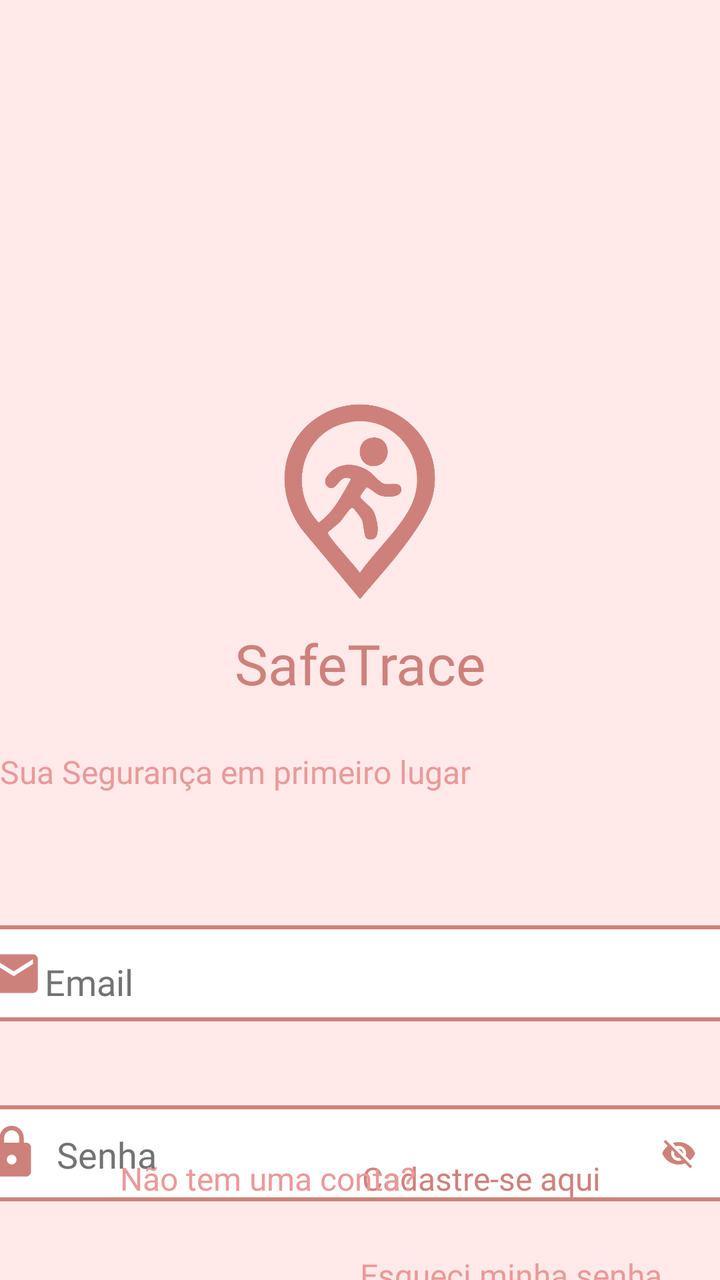
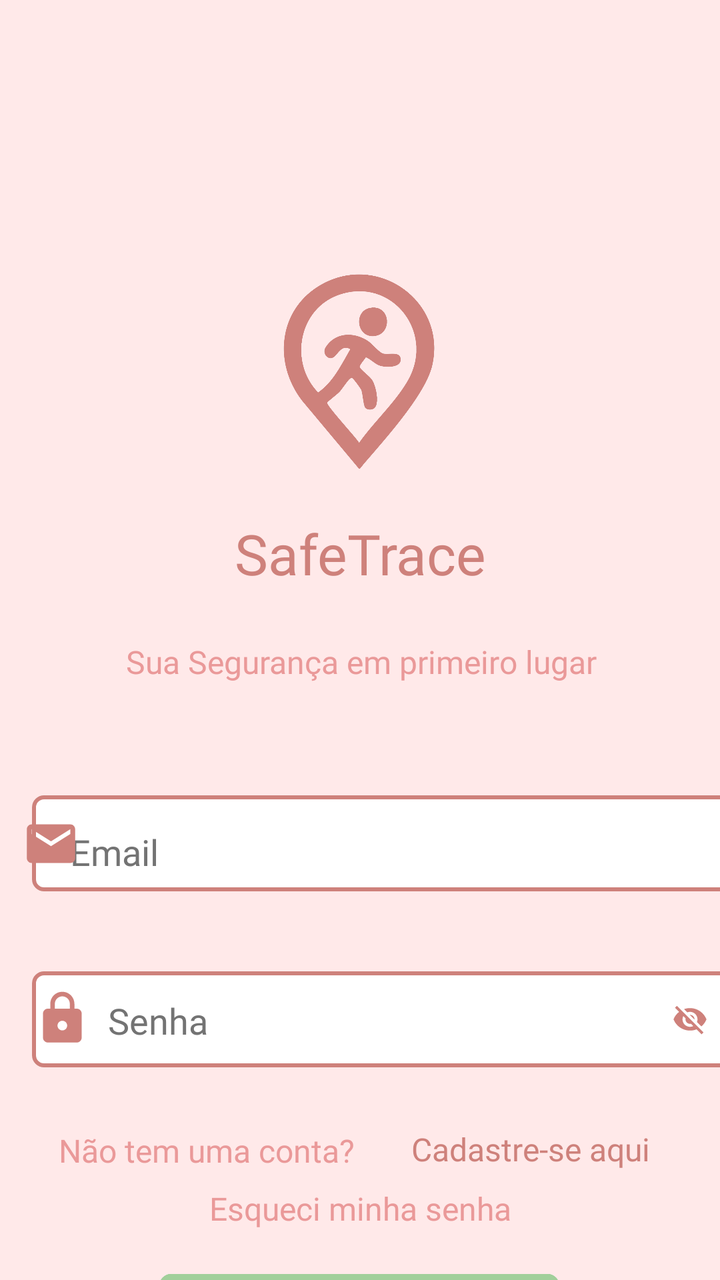

Compare the two renders of this Android layout. The source of the first and the diff that turns it into the second are given below.
<!-- AndroidManifest.xml: application theme Theme.SafeTrace -->
<!-- res/layout/activity_login.xml -->
<?xml version="1.0" encoding="utf-8"?>
<androidx.constraintlayout.widget.ConstraintLayout xmlns:android="http://schemas.android.com/apk/res/android"
    xmlns:app="http://schemas.android.com/apk/res-auto"
    xmlns:tools="http://schemas.android.com/tools"
    android:layout_width="match_parent"
    android:layout_height="match_parent"
    android:id="@+id/login"
    android:background="@color/fundo">

    

    <androidx.constraintlayout.widget.Guideline
        android:id="@+id/guidelineBordaTopo"
        android:layout_width="wrap_content"
        android:layout_height="wrap_content"
        android:orientation="horizontal"
        app:layout_constraintGuide_begin="200dp" />

    <androidx.constraintlayout.widget.Guideline
        android:id="@+id/guidelineBordaEsquerda"
        android:layout_width="wrap_content"
        android:layout_height="wrap_content"
        android:orientation="vertical"
        app:layout_constraintGuide_begin="16dp" />

    <androidx.constraintlayout.widget.Guideline
        android:id="@+id/guidelineBordaDireita"
        android:layout_width="wrap_content"
        android:layout_height="wrap_content"
        android:orientation="vertical"
        app:layout_constraintGuide_end="16dp" />

    <androidx.constraintlayout.widget.Guideline
        android:id="@+id/guidelineBordaFim"
        android:layout_width="wrap_content"
        android:layout_height="wrap_content"
        android:orientation="horizontal"
        app:layout_constraintGuide_end="200dp" />


    
    <ImageView
        android:id="@+id/imageViewLogo"
        android:layout_width="104dp"
        android:layout_height="103dp"
        app:layout_constraintEnd_toStartOf="@+id/guidelineBordaDireita"
        app:layout_constraintStart_toStartOf="@+id/guidelineBordaEsquerda"
        app:layout_constraintTop_toTopOf="@+id/guidelineBordaTopo"
        app:srcCompat="@drawable/icone" />

    <TextView
        android:id="@+id/textTitulo"
        android:layout_width="215dp"
        android:layout_height="42dp"
        android:layout_marginTop="10dp"
        android:fontFamily="@font/poppins_semibold"
        android:text="SafeTrace"
        android:textAlignment="center"
        android:textColor="@color/primaria"
        android:textSize="28sp"
        app:layout_constraintEnd_toStartOf="@+id/guidelineBordaDireita"
        app:layout_constraintStart_toStartOf="@+id/guidelineBordaEsquerda"
        app:layout_constraintTop_toBottomOf="@+id/imageViewLogo" />


    
    <com.google.android.material.button.MaterialButton
        android:id="@+id/buttonBordaLogin"
        android:layout_width="380dp"
        android:layout_height="60dp"
        android:layout_marginTop="60dp"
        android:backgroundTint="@color/white"
        android:fontFamily="@font/poppins"
        android:stateListAnimator="@null"
        android:text="                        "
        android:textColor="@color/primaria"
        app:cornerRadius="6dp"
        app:layout_constraintBottom_toTopOf="@+id/buttonBordaSenha"
        app:layout_constraintEnd_toStartOf="@+id/guidelineBordaDireita"
        app:layout_constraintHorizontal_bias="0.495"
        app:layout_constraintStart_toStartOf="@+id/guidelineBordaEsquerda"
        app:layout_constraintTop_toBottomOf="@+id/textViewSuaSegurança"
        app:rippleColor="@color/primaria"
        app:strokeColor="@color/primaria"
        app:strokeWidth="2dp" />


    

    <EditText
        android:id="@+id/editTextLogin"
        android:layout_width="290dp"
        android:layout_height="25dp"
        android:background="@android:color/transparent"
        android:ems="10"
        android:fontFamily="@font/poppins"
        android:hint="Email"
        android:inputType="textEmailAddress"
        android:textAlignment="viewStart"
        android:textColor="@color/cinza"
        android:textColorHint="@color/cinza"
        android:textSize="18sp"
        app:layout_constraintBottom_toBottomOf="@+id/buttonBordaLogin"
        app:layout_constraintEnd_toStartOf="@+id/guidelineBordaDireita"
        app:layout_constraintStart_toStartOf="@+id/buttonBordaLogin"
        app:layout_constraintTop_toTopOf="@+id/buttonBordaLogin"
        app:layout_constraintVertical_bias="0.62" />

    <com.google.android.material.button.MaterialButton
        android:id="@+id/buttonBordaSenha"
        android:layout_width="380dp"
        android:layout_height="60dp"
        android:layout_marginTop="30dp"
        android:backgroundTint="@color/white"
        android:fontFamily="@font/poppins"
        android:stateListAnimator="@null"
        android:text="                        "
        android:textColor="@color/primaria"
        app:cornerRadius="6dp"
        app:layout_constraintEnd_toStartOf="@+id/guidelineBordaDireita"
        app:layout_constraintHorizontal_bias="0.495"
        app:layout_constraintStart_toStartOf="@+id/guidelineBordaEsquerda"
        app:layout_constraintTop_toBottomOf="@+id/buttonBordaLogin"
        app:rippleColor="@color/primaria"
        app:strokeColor="@color/primaria"
        app:strokeWidth="2dp" />

    

    <EditText
        android:id="@+id/editTextSenha"
        android:layout_width="0dp"
        android:layout_height="27dp"
        android:layout_marginStart="8dp"
        android:layout_marginEnd="8dp"
        android:background="@android:color/transparent"
        android:ems="10"
        android:fontFamily="@font/poppins"
        android:hint="Senha"
        android:inputType="textPassword"
        android:textAlignment="viewStart"
        android:textColorHint="@color/cinza"
        android:textSize="18sp"
        app:layout_constraintBottom_toBottomOf="@+id/buttonBordaSenha"
        app:layout_constraintEnd_toStartOf="@+id/imageViewToggleSenha"
        app:layout_constraintStart_toEndOf="@+id/imageView6"
        app:layout_constraintTop_toTopOf="@+id/buttonBordaSenha"
        app:layout_constraintVertical_bias="0.515" />

    <ImageView
        android:id="@+id/imageViewToggleSenha"
        android:layout_width="30dp"
        android:layout_height="30dp"
        android:layout_marginEnd="16dp"
        android:background="?attr/selectableItemBackgroundBorderless"
        android:padding="6dp"
        android:clickable="true"
        android:focusable="true"
        app:layout_constraintBottom_toBottomOf="@+id/buttonBordaSenha"
        app:layout_constraintEnd_toEndOf="@+id/buttonBordaSenha"
        app:layout_constraintTop_toTopOf="@+id/buttonBordaSenha"
        app:layout_constraintVertical_bias="0.5"
        app:srcCompat="@drawable/baseline_visibility_off_24" />

    <com.google.android.material.button.MaterialButton
        android:id="@+id/buttonLogin"
        android:layout_width="200dp"
        android:layout_height="50dp"
        android:layout_marginTop="20dp"
        android:backgroundTint="@color/verde"
        android:fontFamily="@font/poppins_semibold"
        android:stateListAnimator="@null"
        android:text="Login"
        android:textAlignment="center"
        android:textColor="@color/fundo"
        android:textSize="20sp"
        app:cornerRadius="6dp"
        app:layout_constraintEnd_toStartOf="@+id/guidelineBordaDireita"
        app:layout_constraintHorizontal_bias="0.5"
        app:layout_constraintStart_toStartOf="@+id/guidelineBordaEsquerda"
        app:layout_constraintTop_toBottomOf="@+id/textViewEsqueciSenha"
        app:rippleColor="@color/verde"
        app:strokeColor="@color/verde"
        app:strokeWidth="2dp" />

    

    <TextView
        android:id="@+id/textViewCadastro"
        android:layout_width="wrap_content"
        android:layout_height="wrap_content"
        android:layout_marginTop="20dp"
        android:layout_marginEnd="44dp"
        android:fontFamily="@font/poppins_semibold"
        android:text="Cadastre-se aqui"
        android:textAlignment="center"
        android:textColor="@color/primaria"
        android:textSize="16sp"
        app:layout_constraintBottom_toTopOf="@+id/guidelineBordaFim"
        app:layout_constraintEnd_toStartOf="@+id/guidelineBordaDireita"
        app:layout_constraintTop_toBottomOf="@+id/buttonLogin" />

    <TextView
        android:id="@+id/textViewNaoConta"
        android:layout_width="wrap_content"
        android:layout_height="wrap_content"
        android:layout_marginStart="44dp"
        android:layout_marginTop="20dp"
        android:fontFamily="@font/poppins"
        android:text="Não tem uma conta?"
        android:textColor="@color/primaria_variacao"
        android:textSize="16sp"
        app:layout_constraintBottom_toTopOf="@+id/guidelineBordaFim"
        app:layout_constraintStart_toStartOf="@+id/guidelineBordaEsquerda"
        app:layout_constraintTop_toBottomOf="@+id/buttonLogin" />

    <TextView
        android:id="@+id/textViewEsqueciSenha"
        android:layout_width="wrap_content"
        android:layout_height="wrap_content"
        android:layout_marginTop="20dp"
        android:fontFamily="@font/poppins"
        android:text="Esqueci minha senha"
        android:textColor="@color/primaria_variacao"
        android:textSize="16sp"
        app:layout_constraintEnd_toStartOf="@+id/guidelineBordaDireita"
        app:layout_constraintHorizontal_bias="0.926"
        app:layout_constraintStart_toStartOf="@+id/guidelineBordaEsquerda"
        app:layout_constraintTop_toBottomOf="@+id/buttonBordaSenha" />

    <TextView
        android:id="@+id/textViewSuaSegurança"
        android:layout_width="wrap_content"
        android:layout_height="wrap_content"
        android:layout_marginTop="20dp"
        android:fontFamily="@font/poppins"
        android:text="Sua Segurança em primeiro lugar"
        android:textColor="@color/primaria_variacao"
        android:textSize="16sp"
        app:layout_constraintTop_toBottomOf="@+id/textTitulo"
        tools:layout_editor_absoluteX="89dp" />

    <ImageView
        android:id="@+id/imageView5"
        android:layout_width="29dp"
        android:layout_height="29dp"
        app:layout_constraintBottom_toBottomOf="@+id/buttonBordaLogin"
        app:layout_constraintEnd_toStartOf="@+id/editTextLogin"
        app:layout_constraintStart_toStartOf="@+id/buttonBordaLogin"
        app:layout_constraintTop_toTopOf="@+id/buttonBordaLogin"
        app:srcCompat="@drawable/baseline_email_24" />

    <ImageView
        android:id="@+id/imageView6"
        android:layout_width="30dp"
        android:layout_height="29dp"
        app:layout_constraintBottom_toBottomOf="@+id/buttonBordaSenha"
        app:layout_constraintEnd_toStartOf="@+id/editTextSenha"
        app:layout_constraintHorizontal_bias="0.458"
        app:layout_constraintStart_toStartOf="@+id/buttonBordaSenha"
        app:layout_constraintTop_toTopOf="@+id/buttonBordaSenha"
        app:layout_constraintVertical_bias="0.483"
        app:srcCompat="@drawable/baseline_lock_24" />
</androidx.constraintlayout.widget.ConstraintLayout>
<!-- resources referenced by this layout -->
<resources>
  <color name="cinza">#737373</color>
  <color name="fundo">#ffe9e9</color>
  <color name="primaria">#ce817b</color>
  <color name="primaria_variacao">#ea9999</color>
  <color name="verde">#a1cf9a</color>
  <color name="white">#FFFFFFFF</color>
  <!-- drawable baseline_email_24 (drawable) -->
  <vector xmlns:android="http://schemas.android.com/apk/res/android"
      android:width="24dp"
      android:height="24dp"
      android:viewportWidth="24"
      android:viewportHeight="24"
      android:tint="#CE817B">
      <path
          android:fillColor="@android:color/white"
          android:pathData="M20,4L4,4c-1.1,0 -1.99,0.9 -1.99,2L2,18c0,1.1 0.9,2 2,2h16c1.1,0 2,-0.9 2,-2L22,6c0,-1.1 -0.9,-2 -2,-2zM20,8l-8,5 -8,-5L4,6l8,5 8,-5v2z"/>
  </vector>
  <!-- drawable baseline_lock_24 (drawable) -->
  <vector xmlns:android="http://schemas.android.com/apk/res/android"
      android:width="24dp"
      android:height="24dp"
      android:viewportWidth="24"
      android:viewportHeight="24"
      android:tint="#CE817B">
      <path
          android:fillColor="@android:color/white"
          android:pathData="M18,8h-1L17,6c0,-2.76 -2.24,-5 -5,-5S7,3.24 7,6v2L6,8c-1.1,0 -2,0.9 -2,2v10c0,1.1 0.9,2 2,2h12c1.1,0 2,-0.9 2,-2L20,10c0,-1.1 -0.9,-2 -2,-2zM12,17c-1.1,0 -2,-0.9 -2,-2s0.9,-2 2,-2 2,0.9 2,2 -0.9,2 -2,2zM15.1,8L8.9,8L8.9,6c0,-1.71 1.39,-3.1 3.1,-3.1 1.71,0 3.1,1.39 3.1,3.1v2z"/>
  </vector>
  <!-- drawable baseline_visibility_off_24 (drawable) -->
  <vector xmlns:android="http://schemas.android.com/apk/res/android"
      android:width="24dp"
      android:height="24dp"
      android:viewportWidth="24"
      android:viewportHeight="24"
      android:tint="#CE817B">
      <path
          android:fillColor="@android:color/white"
          android:pathData="M12,7c2.76,0 5,2.24 5,5 0,0.65 -0.13,1.26 -0.36,1.83l2.92,2.92c1.51,-1.26 2.7,-2.89 3.43,-4.75 -1.73,-4.39 -6,-7.5 -11,-7.5 -1.4,0 -2.74,0.25 -3.98,0.7l2.16,2.16C10.74,7.13 11.35,7 12,7zM2,4.27l2.28,2.28 0.46,0.46C3.08,8.3 1.78,10.02 1,12c1.73,4.39 6,7.5 11,7.5 1.55,0 3.03,-0.3 4.38,-0.84l0.42,0.42L19.73,22 21,20.73 3.27,3 2,4.27zM7.53,9.8l1.55,1.55c-0.05,0.21 -0.08,0.43 -0.08,0.65 0,1.66 1.34,3 3,3 0.22,0 0.44,-0.03 0.65,-0.08l1.55,1.55c-0.67,0.33 -1.41,0.53 -2.2,0.53 -2.76,0 -5,-2.24 -5,-5 0,-0.79 0.2,-1.53 0.53,-2.2zM11.84,9.02l3.15,3.15 0.02,-0.16c0,-1.66 -1.34,-3 -3,-3l-0.17,0.01z"/>
  </vector>
  <!-- drawable icone: png bitmap (drawable, 96750 bytes) -->
  <style name="Theme.SafeTrace" parent="Theme.MaterialComponents.DayNight.NoActionBar">
          
          <item name="colorPrimary">@color/primaria</item>
          <item name="colorPrimaryVariant">@color/primaria_variacao</item>
  
          
          <item name="colorSecondary">@color/secundaria</item>
          <item name="colorSecondaryVariant">@color/secundaria_variacao</item>
  
          
          <item name="android:colorBackground">@color/fundo</item>
  
          
          <item name="android:textColorPrimary">@color/black</item>
          <item name="android:textColorSecondary">@color/secundaria</item>
  
          
          <item name="materialThemeOverlay">@style/ThemeOverlay.SafeTrace</item>
      </style>
  <color name="secundaria">#BA0606</color>
  <color name="secundaria_variacao">#762f2a</color>
  <color name="black">#FF000000</color>
  <style name="ThemeOverlay.SafeTrace" parent="ThemeOverlay.MaterialComponents.TextInputEditText.OutlinedBox">
          <item name="colorControlNormal">@color/primaria</item> 
          <item name="colorControlActivated">@color/primaria</item> 
          <item name="android:textColor">@color/primaria</item> 
          <item name="android:textColorHint">@color/primaria</item> 
      </style>
</resources>

<!-- the commit's change to res/layout/activity_login.xml (unified diff, before → after) -->
@@ -39,13 +39,18 @@
 
 
     
+
     <ImageView
         android:id="@+id/imageViewLogo"
         android:layout_width="104dp"
         android:layout_height="103dp"
-        app:layout_constraintEnd_toStartOf="@+id/guidelineBordaDireita"
-        app:layout_constraintStart_toStartOf="@+id/guidelineBordaEsquerda"
-        app:layout_constraintTop_toTopOf="@+id/guidelineBordaTopo"
+        android:layout_marginTop="135dp"
+        android:layout_marginBottom="10dp"
+        app:layout_constraintBottom_toTopOf="@+id/textTitulo"
+        app:layout_constraintEnd_toStartOf="@+id/guidelineBordaDireita"
+        app:layout_constraintHorizontal_bias="0.498"
+        app:layout_constraintStart_toStartOf="@+id/guidelineBordaEsquerda"
+        app:layout_constraintTop_toTopOf="parent"
         app:srcCompat="@drawable/icone" />
 
     <TextView
@@ -53,22 +58,28 @@
         android:layout_width="215dp"
         android:layout_height="42dp"
         android:layout_marginTop="10dp"
+        android:layout_marginBottom="10dp"
         android:fontFamily="@font/poppins_semibold"
         android:text="SafeTrace"
         android:textAlignment="center"
         android:textColor="@color/primaria"
         android:textSize="28sp"
+        app:layout_constraintBottom_toTopOf="@+id/textViewSuaSegurança"
         app:layout_constraintEnd_toStartOf="@+id/guidelineBordaDireita"
         app:layout_constraintStart_toStartOf="@+id/guidelineBordaEsquerda"
         app:layout_constraintTop_toBottomOf="@+id/imageViewLogo" />
 
 
     
+
+
+    
+
     <com.google.android.material.button.MaterialButton
         android:id="@+id/buttonBordaLogin"
-        android:layout_width="380dp"
+        android:layout_width="360dp"
         android:layout_height="60dp"
-        android:layout_marginTop="60dp"
+        android:layout_marginTop="20dp"
         android:backgroundTint="@color/white"
         android:fontFamily="@font/poppins"
         android:stateListAnimator="@null"
@@ -77,15 +88,12 @@
         app:cornerRadius="6dp"
         app:layout_constraintBottom_toTopOf="@+id/buttonBordaSenha"
         app:layout_constraintEnd_toStartOf="@+id/guidelineBordaDireita"
-        app:layout_constraintHorizontal_bias="0.495"
+        app:layout_constraintHorizontal_bias="0.0"
         app:layout_constraintStart_toStartOf="@+id/guidelineBordaEsquerda"
         app:layout_constraintTop_toBottomOf="@+id/textViewSuaSegurança"
         app:rippleColor="@color/primaria"
         app:strokeColor="@color/primaria"
         app:strokeWidth="2dp" />
-
-
-    
 
     <EditText
         android:id="@+id/editTextLogin"
@@ -106,26 +114,28 @@
         app:layout_constraintTop_toTopOf="@+id/buttonBordaLogin"
         app:layout_constraintVertical_bias="0.62" />
 
+    
+
     <com.google.android.material.button.MaterialButton
         android:id="@+id/buttonBordaSenha"
-        android:layout_width="380dp"
+        android:layout_width="360dp"
         android:layout_height="60dp"
-        android:layout_marginTop="30dp"
+        android:layout_marginTop="28dp"
+        android:layout_marginBottom="12dp"
         android:backgroundTint="@color/white"
         android:fontFamily="@font/poppins"
         android:stateListAnimator="@null"
         android:text="                        "
         android:textColor="@color/primaria"
         app:cornerRadius="6dp"
-        app:layout_constraintEnd_toStartOf="@+id/guidelineBordaDireita"
-        app:layout_constraintHorizontal_bias="0.495"
+        app:layout_constraintBottom_toTopOf="@+id/textViewCadastro"
+        app:layout_constraintEnd_toStartOf="@+id/guidelineBordaDireita"
+        app:layout_constraintHorizontal_bias="0.0"
         app:layout_constraintStart_toStartOf="@+id/guidelineBordaEsquerda"
         app:layout_constraintTop_toBottomOf="@+id/buttonBordaLogin"
         app:rippleColor="@color/primaria"
         app:strokeColor="@color/primaria"
         app:strokeWidth="2dp" />
-
-    
 
     <EditText
         android:id="@+id/editTextSenha"
@@ -151,22 +161,27 @@
         android:id="@+id/imageViewToggleSenha"
         android:layout_width="30dp"
         android:layout_height="30dp"
+        android:layout_marginStart="8dp"
         android:layout_marginEnd="16dp"
         android:background="?attr/selectableItemBackgroundBorderless"
-        android:padding="6dp"
         android:clickable="true"
         android:focusable="true"
+        android:padding="6dp"
         app:layout_constraintBottom_toBottomOf="@+id/buttonBordaSenha"
         app:layout_constraintEnd_toEndOf="@+id/buttonBordaSenha"
+        app:layout_constraintStart_toEndOf="@+id/editTextSenha"
         app:layout_constraintTop_toTopOf="@+id/buttonBordaSenha"
         app:layout_constraintVertical_bias="0.5"
         app:srcCompat="@drawable/baseline_visibility_off_24" />
+
+    
 
     <com.google.android.material.button.MaterialButton
         android:id="@+id/buttonLogin"
         android:layout_width="200dp"
         android:layout_height="50dp"
-        android:layout_marginTop="20dp"
+        android:layout_marginTop="8dp"
+        android:layout_marginBottom="39dp"
         android:backgroundTint="@color/verde"
         android:fontFamily="@font/poppins_semibold"
         android:stateListAnimator="@null"
@@ -175,56 +190,62 @@
         android:textColor="@color/fundo"
         android:textSize="20sp"
         app:cornerRadius="6dp"
-        app:layout_constraintEnd_toStartOf="@+id/guidelineBordaDireita"
-        app:layout_constraintHorizontal_bias="0.5"
+        app:layout_constraintBottom_toBottomOf="parent"
+        app:layout_constraintEnd_toStartOf="@+id/guidelineBordaDireita"
+        app:layout_constraintHorizontal_bias="0.497"
         app:layout_constraintStart_toStartOf="@+id/guidelineBordaEsquerda"
         app:layout_constraintTop_toBottomOf="@+id/textViewEsqueciSenha"
         app:rippleColor="@color/verde"
         app:strokeColor="@color/verde"
         app:strokeWidth="2dp" />
 
-    
-
     <TextView
         android:id="@+id/textViewCadastro"
         android:layout_width="wrap_content"
         android:layout_height="wrap_content"
-        android:layout_marginTop="20dp"
-        android:layout_marginEnd="44dp"
+        android:layout_marginStart="14dp"
+        android:layout_marginTop="12dp"
+        android:layout_marginEnd="45dp"
+        android:layout_marginBottom="8dp"
         android:fontFamily="@font/poppins_semibold"
         android:text="Cadastre-se aqui"
         android:textAlignment="center"
         android:textColor="@color/primaria"
         android:textSize="16sp"
-        app:layout_constraintBottom_toTopOf="@+id/guidelineBordaFim"
-        app:layout_constraintEnd_toStartOf="@+id/guidelineBordaDireita"
-        app:layout_constraintTop_toBottomOf="@+id/buttonLogin" />
+        app:layout_constraintBottom_toTopOf="@+id/textViewEsqueciSenha"
+        app:layout_constraintEnd_toEndOf="parent"
+        app:layout_constraintStart_toEndOf="@+id/textViewNaoConta"
+        app:layout_constraintTop_toBottomOf="@+id/buttonBordaSenha" />
 
     <TextView
         android:id="@+id/textViewNaoConta"
         android:layout_width="wrap_content"
         android:layout_height="wrap_content"
-        android:layout_marginStart="44dp"
-        android:layout_marginTop="20dp"
+        android:layout_marginStart="39dp"
+        android:layout_marginTop="25dp"
+        android:layout_marginEnd="14dp"
+        android:layout_marginBottom="8dp"
         android:fontFamily="@font/poppins"
         android:text="Não tem uma conta?"
         android:textColor="@color/primaria_variacao"
         android:textSize="16sp"
-        app:layout_constraintBottom_toTopOf="@+id/guidelineBordaFim"
-        app:layout_constraintStart_toStartOf="@+id/guidelineBordaEsquerda"
-        app:layout_constraintTop_toBottomOf="@+id/buttonLogin" />
+        app:layout_constraintBottom_toTopOf="@+id/textViewEsqueciSenha"
+        app:layout_constraintEnd_toStartOf="@+id/textViewCadastro"
+        app:layout_constraintStart_toStartOf="parent"
+        app:layout_constraintTop_toBottomOf="@+id/buttonBordaSenha" />
 
     <TextView
         android:id="@+id/textViewEsqueciSenha"
         android:layout_width="wrap_content"
         android:layout_height="wrap_content"
-        android:layout_marginTop="20dp"
+        android:layout_marginTop="60dp"
+        android:layout_marginBottom="8dp"
         android:fontFamily="@font/poppins"
         android:text="Esqueci minha senha"
         android:textColor="@color/primaria_variacao"
         android:textSize="16sp"
-        app:layout_constraintEnd_toStartOf="@+id/guidelineBordaDireita"
-        app:layout_constraintHorizontal_bias="0.926"
+        app:layout_constraintBottom_toTopOf="@+id/buttonLogin"
+        app:layout_constraintEnd_toStartOf="@+id/guidelineBordaDireita"
         app:layout_constraintStart_toStartOf="@+id/guidelineBordaEsquerda"
         app:layout_constraintTop_toBottomOf="@+id/buttonBordaSenha" />
 
@@ -232,13 +253,18 @@
         android:id="@+id/textViewSuaSegurança"
         android:layout_width="wrap_content"
         android:layout_height="wrap_content"
-        android:layout_marginTop="20dp"
+        android:layout_marginStart="70dp"
+        android:layout_marginTop="10dp"
+        android:layout_marginEnd="69dp"
+        android:layout_marginBottom="30dp"
         android:fontFamily="@font/poppins"
         android:text="Sua Segurança em primeiro lugar"
         android:textColor="@color/primaria_variacao"
         android:textSize="16sp"
-        app:layout_constraintTop_toBottomOf="@+id/textTitulo"
-        tools:layout_editor_absoluteX="89dp" />
+        app:layout_constraintBottom_toTopOf="@+id/buttonBordaLogin"
+        app:layout_constraintEnd_toEndOf="parent"
+        app:layout_constraintStart_toStartOf="parent"
+        app:layout_constraintTop_toBottomOf="@+id/textTitulo" />
 
     <ImageView
         android:id="@+id/imageView5"
